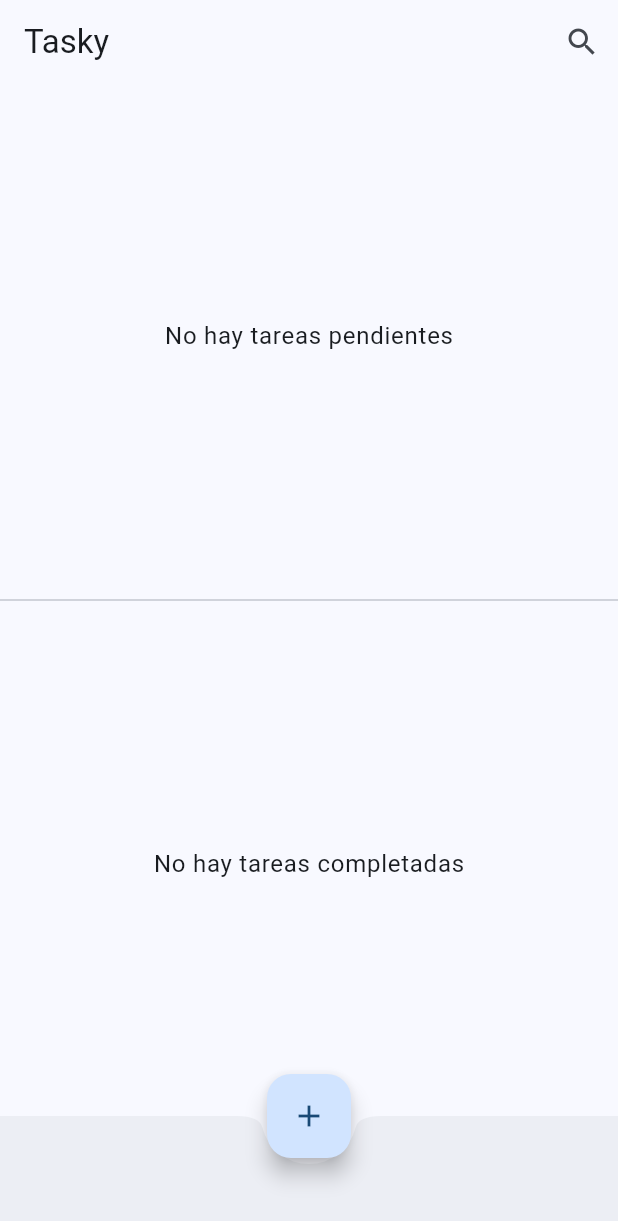
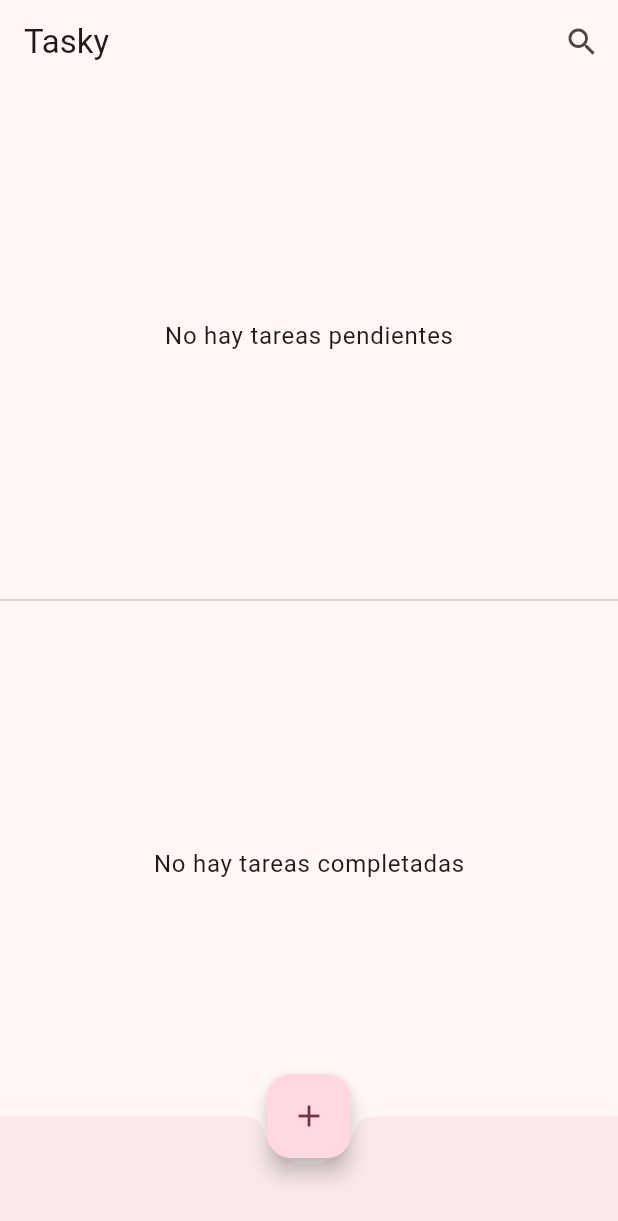
Before and after one commit to kjarj54/Tasky, a Flutter app: the screen it shows after launch, on a phone screen of 412 x 824 dp. Shown: the top 1221 px of the screen. Run offline on Flutter 3.47's test engine with Material 3 defaults, Android fonts, the phone set to English and light mode, and no system bars.

Commit message:
fix: Update color scheme seed color to match brand color

```diff
--- a/lib/main.dart
+++ b/lib/main.dart
@@ -18,7 +18,7 @@ class MainApp extends StatelessWidget {
         title: 'Tasky',
         theme: ThemeData(
           useMaterial3: true,
-          colorScheme: ColorScheme.fromSeed(seedColor: Colors.blue),
+          colorScheme: ColorScheme.fromSeed(seedColor: const Color(0xFF6B1631)),
         ),
         home: const TaskScreen(),
       ),
```
